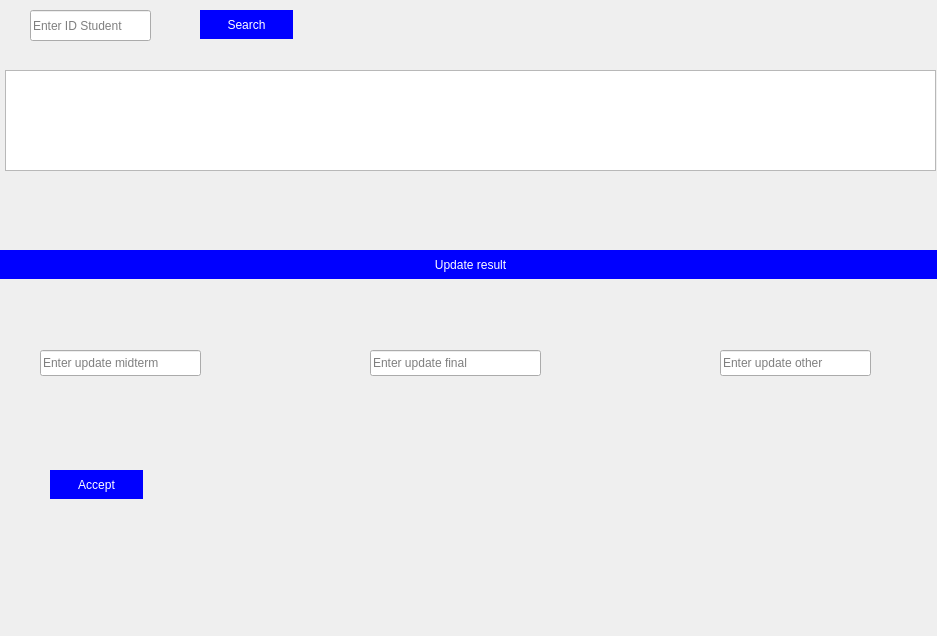
This is LMS Qt Project/Moodle/updateStudentResult.ui in Nakuehe/Group_4 as Qt 5 draws it before an edit. The edited form follows.
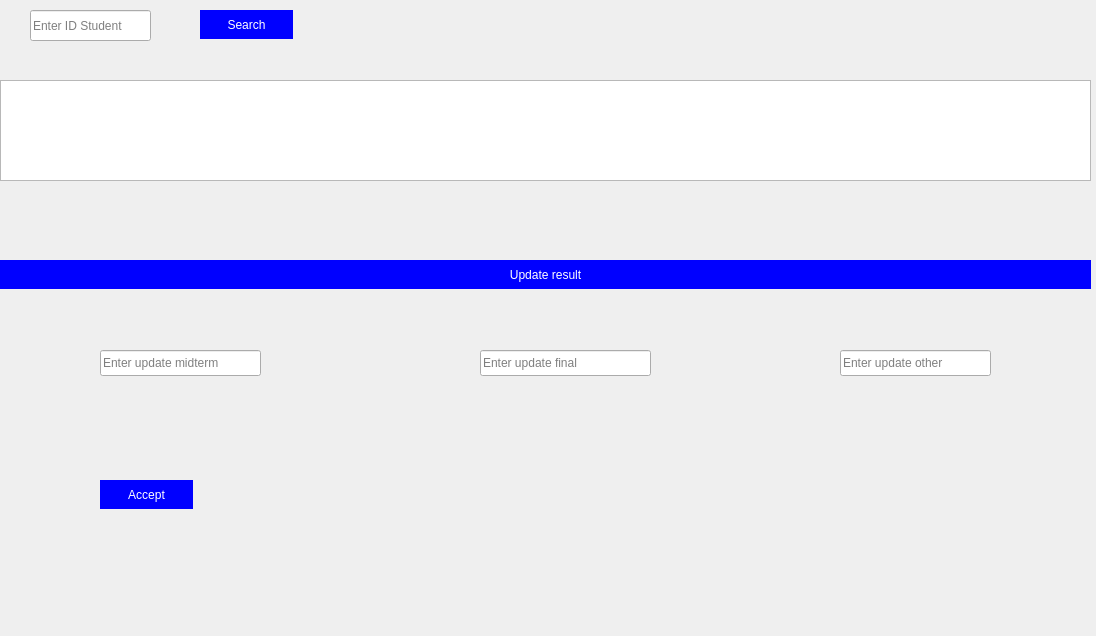
This is the edited form.

```diff
--- a/LMS Qt Project/Moodle/updateStudentResult.ui
+++ b/LMS Qt Project/Moodle/updateStudentResult.ui
@@ -6,7 +6,7 @@
    <rect>
     <x>0</x>
     <y>0</y>
-    <width>937</width>
+    <width>1096</width>
     <height>636</height>
    </rect>
   </property>
@@ -60,8 +60,8 @@
    <property name="geometry">
     <rect>
      <x>0</x>
-     <y>250</y>
-     <width>941</width>
+     <y>260</y>
+     <width>1091</width>
      <height>29</height>
     </rect>
    </property>
@@ -79,7 +79,7 @@
   <widget class="QLineEdit" name="lineEdit_mid">
    <property name="geometry">
     <rect>
-     <x>40</x>
+     <x>100</x>
      <y>350</y>
      <width>161</width>
      <height>26</height>
@@ -92,7 +92,7 @@
   <widget class="QLineEdit" name="lineEdit_final">
    <property name="geometry">
     <rect>
-     <x>370</x>
+     <x>480</x>
      <y>350</y>
      <width>171</width>
      <height>26</height>
@@ -105,7 +105,7 @@
   <widget class="QLineEdit" name="lineEdit_other">
    <property name="geometry">
     <rect>
-     <x>720</x>
+     <x>840</x>
      <y>350</y>
      <width>151</width>
      <height>26</height>
@@ -118,8 +118,8 @@
   <widget class="QPushButton" name="pushButton_Accept">
    <property name="geometry">
     <rect>
-     <x>50</x>
-     <y>470</y>
+     <x>100</x>
+     <y>480</y>
      <width>93</width>
      <height>29</height>
     </rect>
@@ -145,9 +145,9 @@
   <widget class="QTableWidget" name="tableWidget">
    <property name="geometry">
     <rect>
-     <x>5</x>
-     <y>70</y>
-     <width>931</width>
+     <x>0</x>
+     <y>80</y>
+     <width>1091</width>
      <height>101</height>
     </rect>
    </property>
```
